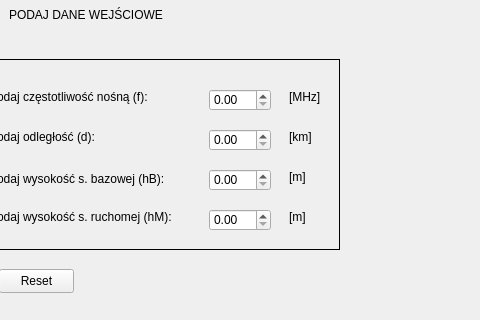
The window that UI/model_haty2.ui (lukaszbladziak5/ICalcThis) describes before a commit, drawn with Qt 5; both pictures show x 571 to 1051 and y 181 to 501 of the 1200 by 800 pixel window.
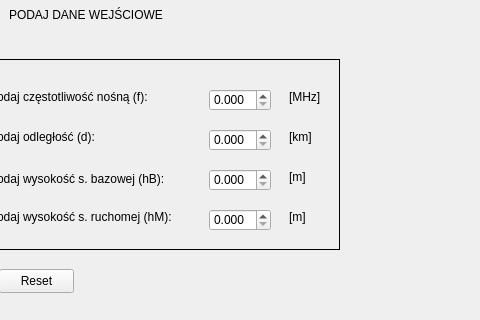
The same window after the commit.

```diff
--- a/UI/model_haty2.ui
+++ b/UI/model_haty2.ui
@@ -401,6 +401,12 @@
        <height>22</height>
       </rect>
      </property>
+     <property name="decimals">
+      <number>3</number>
+     </property>
+     <property name="maximum">
+      <double>999999.998999999952503</double>
+     </property>
     </widget>
     <widget class="QDoubleSpinBox" name="d_input_2">
      <property name="geometry">
@@ -411,6 +417,12 @@
        <height>22</height>
       </rect>
      </property>
+     <property name="decimals">
+      <number>3</number>
+     </property>
+     <property name="maximum">
+      <double>999999.998999999952503</double>
+     </property>
     </widget>
     <widget class="QDoubleSpinBox" name="hB_input_2">
      <property name="geometry">
@@ -421,6 +433,12 @@
        <height>22</height>
       </rect>
      </property>
+     <property name="decimals">
+      <number>3</number>
+     </property>
+     <property name="maximum">
+      <double>999999.998999999952503</double>
+     </property>
     </widget>
     <widget class="QDoubleSpinBox" name="hM_input_2">
      <property name="geometry">
@@ -431,6 +449,12 @@
        <height>22</height>
       </rect>
      </property>
+     <property name="decimals">
+      <number>3</number>
+     </property>
+     <property name="maximum">
+      <double>999999.998999999952503</double>
+     </property>
     </widget>
    </widget>
    <widget class="QLabel" name="tekst_podaj_dane">
```
